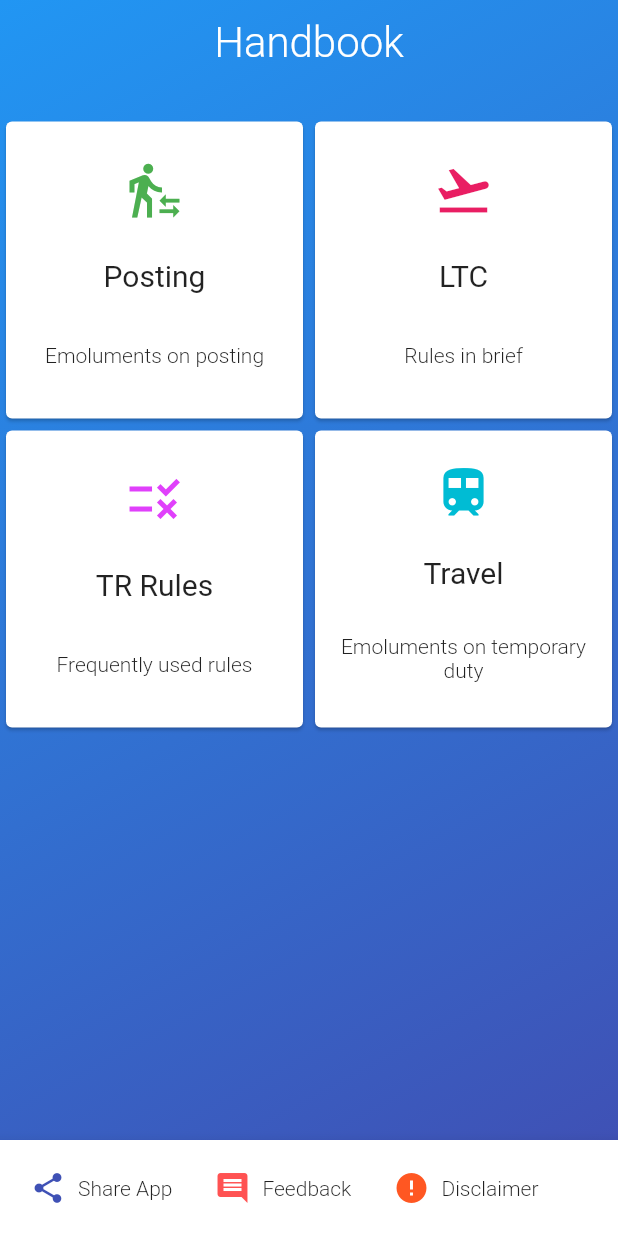
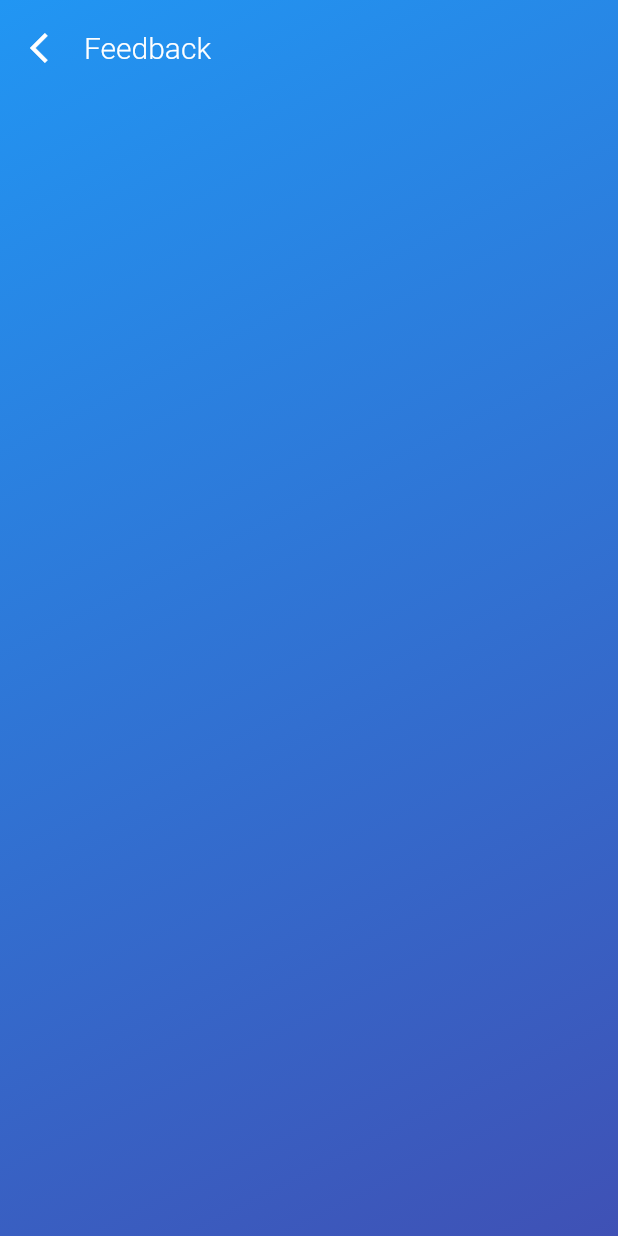
Before and after one commit to PradeepMuthuswamy/TA-DA, a Flutter app: the screen it shows after launch, after a tap on "Feedback", on a phone screen of 412 x 824 dp. Run offline on Flutter 3.47's test engine with Material 2 defaults, Android fonts, the light colour scheme and no system bars; our stand-ins replace flutter_swiper, splashscreen; missing offline and left inert: flutter_share.

Commit message:
Added feedback

```diff
--- a/lib/main.dart
+++ b/lib/main.dart
@@ -1,6 +1,7 @@
 import 'package:flutter/material.dart';
 import 'package:splashscreen/splashscreen.dart';
 import 'package:tada_info/screens/dashboard.dart';
+import 'package:tada_info/screens/feedback.dart';
 import 'package:tada_info/screens/ltc.dart';
 import 'package:tada_info/screens/tr_rules.dart';
 import 'package:tada_info/screens/travel.dart';
@@ -20,6 +21,8 @@ class HomePage extends StatelessWidget {
         'travel': (context) => Travel(),
         'rules': (context) => TravelRules(),
         'ltc': (context) => Ltc(),
+        'feedback': (context) => FeedbackPage(),
+
       },
     );
   }
--- a/lib/screens/dashboard.dart
+++ b/lib/screens/dashboard.dart
@@ -41,7 +41,7 @@ class Dashboard extends StatelessWidget {
                   Icons.comment,
                   color: Colors.redAccent,
                 ),
-                onPressed: () {},
+                onPressed: () =>Navigator.of(context).pushNamed('feedback'),
               ),
               FlatButton.icon(
                 label: Text(
--- a/lib/screens/feedback.dart
+++ b/lib/screens/feedback.dart
@@ -0,0 +1,23 @@
+import 'package:flutter/material.dart';
+import 'package:tada_info/widgets/nav_bar.dart';
+
+class FeedbackPage extends StatelessWidget {
+  @override
+  Widget build(BuildContext context) {
+    return Scaffold(
+      body: SafeArea(child: Container(
+          decoration: BoxDecoration(
+              gradient: LinearGradient(
+                  colors: [Colors.blue, Colors.indigo],
+                  begin: Alignment.topLeft,
+                  end: Alignment.bottomRight)),
+          child: Column(
+            children: [
+              NavBar(
+                title: 'Feedback',
+              ),
+            ],
+          ))),
+    );
+  }
+}
```
Also changed, not shown: lib/widgets/posting_calculator.dart (+23 -26 lines).
